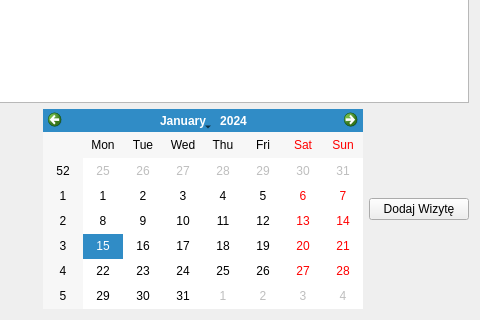
Qt form SalonFryzjerski/mainwindow.ui (gapik/BladesArchive) before a commit; both pictures show x 320 to 800 and y 188 to 508 of the 800 by 508 pixel window.
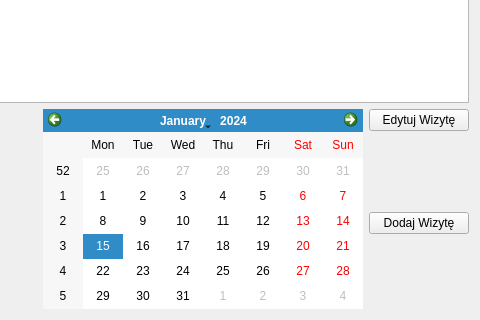
The same form after that commit.

```diff
--- a/SalonFryzjerski/mainwindow.ui
+++ b/SalonFryzjerski/mainwindow.ui
@@ -235,6 +235,29 @@
       </item>
       <item>
        <layout class="QVBoxLayout" name="verticalLayout_3">
+        <item>
+         <widget class="QPushButton" name="editVisit">
+          <property name="text">
+           <string>Edytuj Wizytę</string>
+          </property>
+         </widget>
+        </item>
+        <item>
+         <spacer name="verticalSpacer_3">
+          <property name="orientation">
+           <enum>Qt::Vertical</enum>
+          </property>
+          <property name="sizeType">
+           <enum>QSizePolicy::MinimumExpanding</enum>
+          </property>
+          <property name="sizeHint" stdset="0">
+           <size>
+            <width>20</width>
+            <height>40</height>
+           </size>
+          </property>
+         </spacer>
+        </item>
         <item>
          <widget class="QPushButton" name="addVisit">
           <property name="minimumSize">
@@ -254,6 +277,19 @@
           </property>
          </widget>
         </item>
+        <item>
+         <spacer name="verticalSpacer_4">
+          <property name="orientation">
+           <enum>Qt::Vertical</enum>
+          </property>
+          <property name="sizeHint" stdset="0">
+           <size>
+            <width>20</width>
+            <height>40</height>
+           </size>
+          </property>
+         </spacer>
+        </item>
        </layout>
       </item>
      </layout>
```
